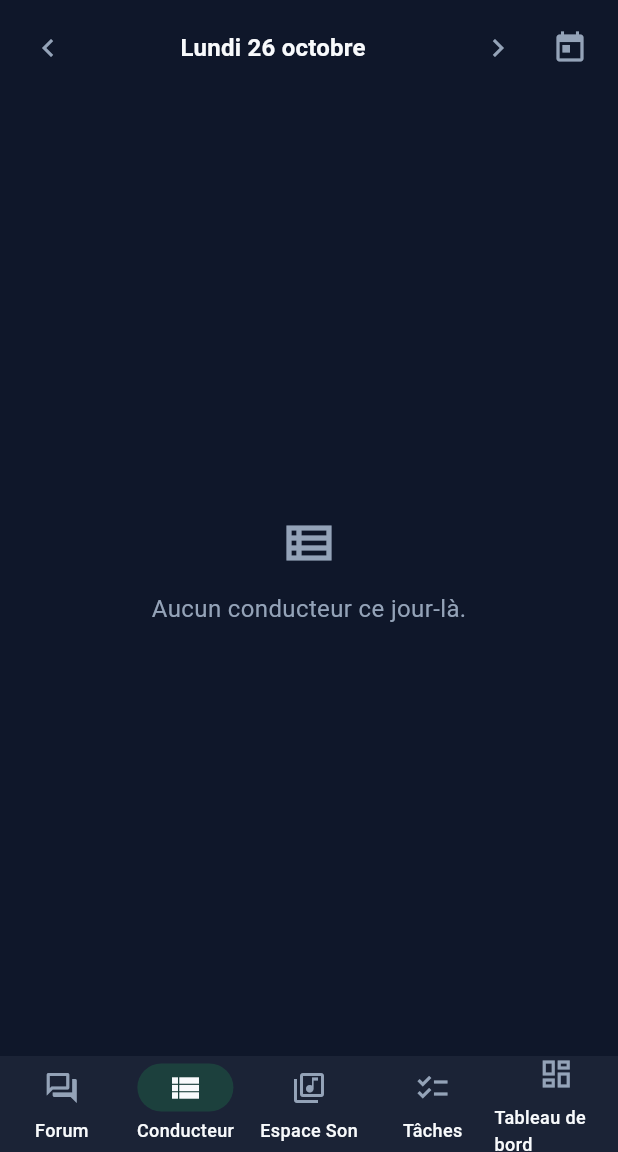
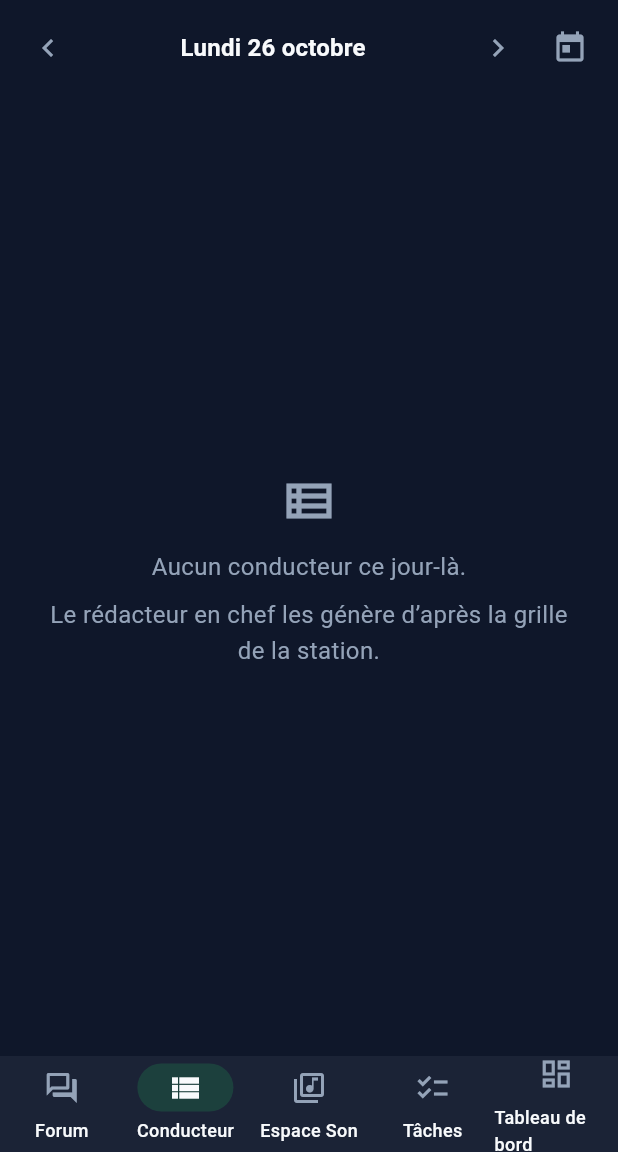
Before and after one commit to chadracklonde/radioflow, a Flutter app: the screen it shows once a user with an empty profile is signed in, item 2 of the bottom bar chosen, on a phone screen of 412 x 824 dp, the part 84-1236 px from its top. Run offline on Flutter 3.47's test engine with Material 3 defaults, Android fonts, the phone set to English and light mode, and no system bars; our stand-ins replace connectivity_plus, file_picker, flutter_riverpod, go_router, just_audio, pdf and 1 more; missing offline and left inert: excel, sqlite3; accounts and stored records are empty; Roboto replaces fonts that are missing (FiraSans).

Commit message:
Conducteur : grille guidée (explication si vide, jours de diffusion, suppression) et génération toujours accessible
Le bouton « Générer d'après la grille » ne créait rien car la grille de la station
était vide, sans que l'écran l'explique. L'état vide indique désormais la cause et
ouvre la grille; chaque créneau a ses jours de diffusion et peut être supprimé;
une icône permet de générer les éditions manquantes.

Co-Authored-By: Claude Sonnet 5.5 <noreply@anthropic.com>
Claude-Session: https://claude.ai/code/session_015h4hfc8SqYdFnJHMGNLXAD

```diff
--- a/radio_flow/lib/features/conductor/presentation/conductor_screen.dart
+++ b/radio_flow/lib/features/conductor/presentation/conductor_screen.dart
@@ -30,6 +30,12 @@ class ConductorScreen extends ConsumerWidget {
           DateBar(
             date: date,
             trailing: [
+              if (isAdmin)
+                IconButton(
+                  tooltip: 'Générer les conducteurs manquants',
+                  icon: const Icon(Icons.auto_awesome),
+                  onPressed: () => generateForDate(context, ref, date),
+                ),
               if (isAdmin)
                 IconButton(
                   tooltip: 'Grille de la station',
@@ -73,6 +79,35 @@ class ConductorScreen extends ConsumerWidget {
   }
 }
 
+/// Crée les conducteurs manquants du jour d'après la grille et dit clairement ce qui s'est passé.
+Future<void> generateForDate(
+  BuildContext context,
+  WidgetRef ref,
+  DateTime date,
+) async {
+  final messenger = ScaffoldMessenger.of(context);
+  String message;
+  try {
+    final n = await ref.read(conductorRepositoryProvider).generate(date);
+    message = n == 0
+        ? 'Rien à créer : tous les créneaux de la grille existent déjà pour ce jour, ou aucun ne correspond.'
+        : '$n conducteur${n > 1 ? 's' : ''} créé${n > 1 ? 's' : ''}.';
+  } catch (_) {
+    message = 'La génération a échoué. Vérifiez la connexion et réessayez.';
+  }
+  messenger.showSnackBar(SnackBar(content: Text(message)));
+}
+
+const _dayNames = [
+  'lundi',
+  'mardi',
+  'mercredi',
+  'jeudi',
+  'vendredi',
+  'samedi',
+  'dimanche',
+];
+
 class _Empty extends ConsumerStatefulWidget {
   const _Empty({required this.date, required this.isAdmin});
   final DateTime date;
@@ -87,46 +122,67 @@ class _EmptyState extends ConsumerState<_Empty> {
 
   Future<void> _generate() async {
     setState(() => _busy = true);
-    final messenger = ScaffoldMessenger.of(context);
-    try {
-      final n = await ref
-          .read(conductorRepositoryProvider)
-          .generate(widget.date);
-      messenger.showSnackBar(
-        SnackBar(
-          content: Text(
-            n == 0
-                ? 'Aucun créneau de la grille ne correspond à ce jour. Configurez la grille.'
-                : '$n conducteur${n > 1 ? 's' : ''} créé${n > 1 ? 's' : ''}.',
-          ),
-        ),
-      );
-    } catch (_) {
-      messenger.showSnackBar(
-        const SnackBar(content: Text('La génération a échoué. Réessayez.')),
-      );
-    } finally {
+    await generateForDate(context, ref, widget.date);
     if (mounted) setState(() => _busy = false);
-    }
   }
 
   @override
   Widget build(BuildContext context) {
     final c = context.colors;
+    final muted = TextStyle(color: c.mutedForeground);
+    final slots = ref.watch(slotsProvider);
+    final day = _dayNames[widget.date.weekday - 1];
+
+    String? guidance;
+    var needsGrid = false;
+    if (widget.isAdmin) {
+      final list = slots.value;
+      if (list != null && list.isEmpty) {
+        guidance = 'La grille de la station est vide : ajoutez vos créneaux (ex. Flash de 07h, Journal de 12h) pour pouvoir générer les conducteurs.';
+        needsGrid = true;
+      } else if (list != null && !list.any((s) => s.airsOn(widget.date))) {
+        guidance = 'Aucun créneau de la grille n’est prévu le $day.';
+        needsGrid = true;
+      }
+    }
+
     return Center(
-      child: Padding(
+      child: SingleChildScrollView(
         padding: const EdgeInsets.all(Space.xl),
         child: Column(
           mainAxisSize: MainAxisSize.min,
           children: [
             Icon(Icons.view_list_outlined, size: 40, color: c.mutedForeground),
             const SizedBox(height: Space.md),
+            Text('Aucun conducteur ce jour-là.', style: muted),
+            if (!widget.isAdmin) ...[
+              const SizedBox(height: Space.sm),
               Text(
-              'Aucun conducteur ce jour-là.',
-              style: TextStyle(color: c.mutedForeground),
+                'Le rédacteur en chef les génère d’après la grille de la station.',
+                textAlign: TextAlign.center,
+                style: muted,
               ),
+            ],
+            if (guidance != null) ...[
+              const SizedBox(height: Space.sm),
+              ConstrainedBox(
+                constraints: const BoxConstraints(maxWidth: 420),
+                child: Text(
+                  guidance,
+                  textAlign: TextAlign.center,
+                  style: muted,
+                ),
+              ),
+            ],
             if (widget.isAdmin) ...[
               const SizedBox(height: Space.lg),
+              if (needsGrid)
+                FilledButton.icon(
+                  onPressed: () => showSlotsDialog(context),
+                  icon: const Icon(Icons.calendar_view_week),
+                  label: const Text('Configurer la grille'),
+                )
+              else
                 FilledButton.icon(
                   onPressed: _busy ? null : _generate,
                   icon: _busy
```
Also changed, not shown: radio_flow/lib/features/conductor/data/conductor_repository.dart (+17 -2 lines), radio_flow/lib/features/conductor/domain/conductor_models.dart (+12 -0 lines), radio_flow/lib/features/conductor/presentation/slots_dialog.dart (+46 -1 lines), 3 other files. Lines whose indentation alone changed are shown as unchanged.
